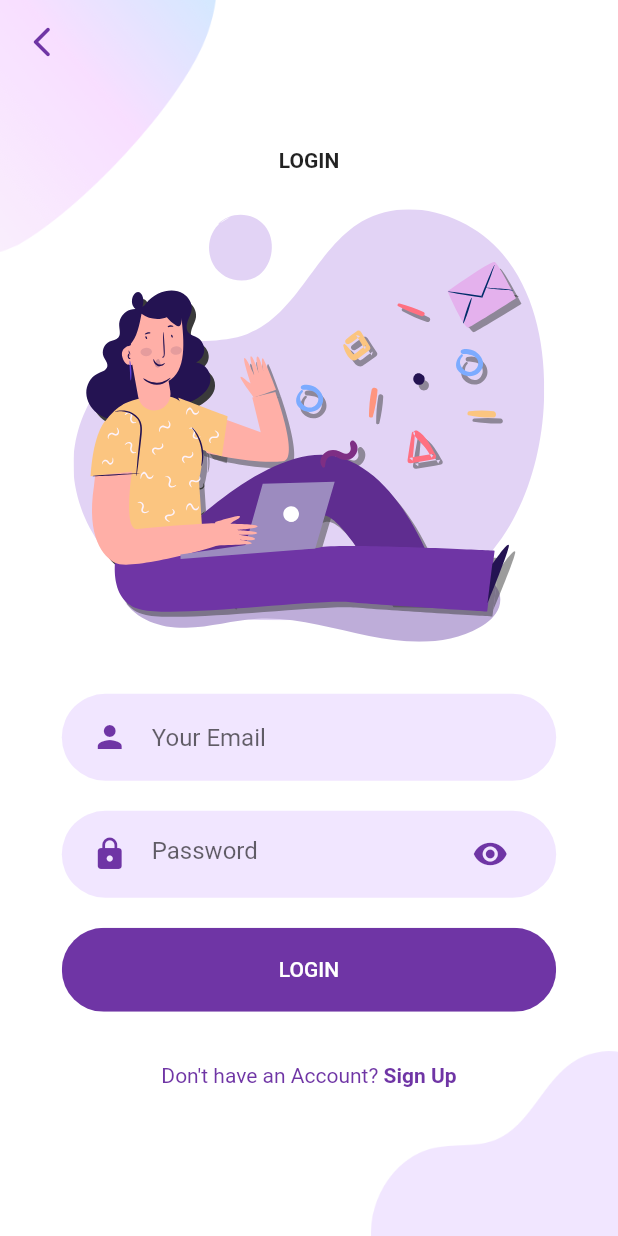
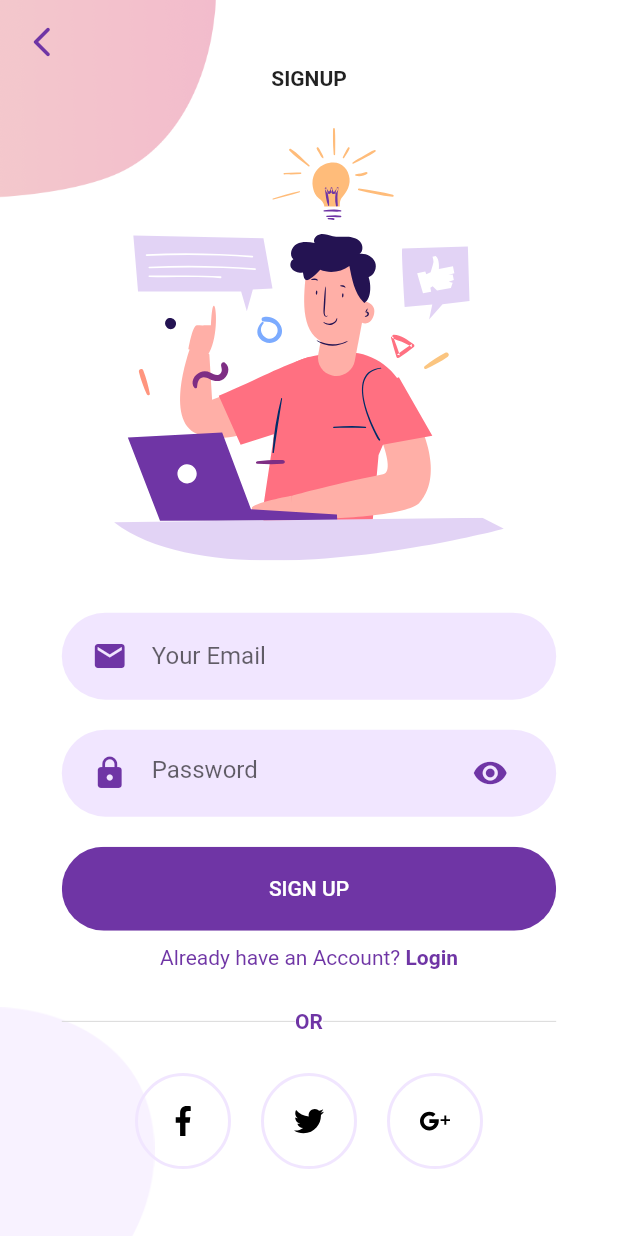
Before and after one commit to pavittarsingh315/Flutter-UIs, a Flutter app: the LoginScreen screen opened directly, after a tap on "Sign Up", on a phone screen of 412 x 824 dp. Run offline on Flutter 3.47's test engine with Material 2 defaults, Android fonts, the phone set to English and light mode, and no system bars; our stand-ins replace flutter_svg.

Commit message:
Fifth Commit

```diff
--- a/my_app/lib/Screens/Login/components/body.dart
+++ b/my_app/lib/Screens/Login/components/body.dart
@@ -4,6 +4,7 @@ import 'package:my_app/Screens/Login/components/already_have_an_account_check.da
 import 'package:my_app/Screens/Login/components/background.dart';
 import 'package:my_app/Screens/Login/components/rounded_input_field.dart';
 import 'package:my_app/Screens/Login/components/rounded_password_field.dart';
+import 'package:my_app/Screens/SignUp/signup_screen.dart';
 import 'package:my_app/components/rounded_button.dart';
 
 class Body extends StatelessWidget {
@@ -44,7 +45,12 @@ class Body extends StatelessWidget {
             SizedBox(height: size.height * 0.03),
             AlreadyHaveAnAccountCheck(
               press: () {
-                print('Navigate to sign up page');
+                Navigator.pushReplacement(
+                  context,
+                  MaterialPageRoute(
+                    builder: (context) => SignUpScreen(),
+                  ),
+                );
               },
             )
           ],
--- /dev/null
+++ b/my_app/lib/Screens/SignUp/components/OrDivider.dart
@@ -0,0 +1,39 @@
+import 'package:flutter/material.dart';
+import 'package:my_app/constants.dart';
+
+class OrDivider extends StatelessWidget {
+  @override
+  Widget build(BuildContext context) {
+    var size = MediaQuery.of(context).size;
+    return Container(
+      margin: EdgeInsets.symmetric(vertical: 10.0),
+      width: size.width * 0.8,
+      child: Row(
+        children: [
+          Expanded(
+            child: Divider(
+              color: Color(0xFFD9D9D9),
+              height: 1.5,
+            ),
+          ),
+          Padding(
+            padding: EdgeInsets.symmetric(vertical: size.height * 0.02),
+            child: Text(
+              "OR",
+              style: TextStyle(
+                color: kPrimaryColor,
+                fontWeight: FontWeight.w600,
+              ),
+            ),
+          ),
+          Expanded(
+            child: Divider(
+              color: Color(0xFFD9D9D9),
+              height: 1.5,
+            ),
+          ),
+        ],
+      ),
+    );
+  }
+}
--- /dev/null
+++ b/my_app/lib/Screens/SignUp/components/SocialIcon.dart
@@ -0,0 +1,33 @@
+import 'package:flutter/material.dart';
+import 'package:flutter_svg/svg.dart';
+import 'package:my_app/constants.dart';
+
+class SocialIcon extends StatelessWidget {
+  final String iconSrc;
+  final VoidCallback onPress;
+  const SocialIcon({
+    Key? key,
+    required this.iconSrc,
+    required this.onPress,
+  }) : super(key: key);
+
+  @override
+  Widget build(BuildContext context) {
+    return GestureDetector(
+      onTap: onPress,
+      child: Container(
+        margin: EdgeInsets.symmetric(horizontal: 10),
+        padding: EdgeInsets.all(20),
+        decoration: BoxDecoration(
+          border: Border.all(width: 2, color: kPrimaryLightColor),
+          shape: BoxShape.circle,
+        ),
+        child: SvgPicture.asset(
+          iconSrc,
+          height: 20,
+          width: 20,
+        ),
+      ),
+    );
+  }
+}
--- /dev/null
+++ b/my_app/lib/Screens/SignUp/components/background.dart
@@ -0,0 +1,37 @@
+import 'package:flutter/material.dart';
+
+class Background extends StatelessWidget {
+  final Widget child;
+  const Background({Key? key, required this.child}) : super(key: key);
+
+  @override
+  Widget build(BuildContext context) {
+    var size = MediaQuery.of(context).size;
+    return Container(
+      height: size.height,
+      width: double.infinity,
+      child: Stack(
+        alignment: Alignment.center,
+        children: [
+          Positioned(
+            top: 0,
+            left: 0,
+            child: Image.asset(
+              "assets/images/signup_top.png",
+              width: size.width * 0.35,
+            ),
+          ),
+          Positioned(
+            bottom: 0,
+            left: 0,
+            child: Image.asset(
+              "assets/images/main_bottom.png",
+              width: size.width * 0.25,
+            ),
+          ),
+          this.child,
+        ],
+      ),
+    );
+  }
+}
--- /dev/null
+++ b/my_app/lib/Screens/SignUp/components/body.dart
@@ -0,0 +1,87 @@
+import 'package:flutter/material.dart';
+import 'package:flutter_svg/svg.dart';
+import 'package:my_app/Screens/Login/components/already_have_an_account_check.dart';
+import 'package:my_app/Screens/Login/components/rounded_input_field.dart';
+import 'package:my_app/Screens/Login/components/rounded_password_field.dart';
+import 'package:my_app/Screens/Login/login_screen.dart';
+import 'package:my_app/Screens/SignUp/components/OrDivider.dart';
+import 'package:my_app/Screens/SignUp/components/SocialIcon.dart';
+import 'package:my_app/Screens/SignUp/components/background.dart';
+import 'package:my_app/components/rounded_button.dart';
+
+class Body extends StatelessWidget {
+  @override
+  Widget build(BuildContext context) {
+    var size = MediaQuery.of(context).size;
+    return Background(
+      child: SingleChildScrollView(
+        child: Column(
+          mainAxisAlignment: MainAxisAlignment.center,
+          children: [
+            Text(
+              "SIGNUP",
+              style: TextStyle(fontWeight: FontWeight.bold),
+            ),
+            SizedBox(
+              height: size.height * 0.03,
+            ),
+            SvgPicture.asset(
+              "assets/icons/signup.svg",
+              height: size.height * 0.35,
+            ),
+            SizedBox(
+              height: size.height * 0.03,
+            ),
+            RoundedInputField(
+              hintText: "Your Email",
+              icon: Icons.mail,
+              onChanged: (value) {},
+            ),
+            RoundedPasswordField(
+              onChanged: (value) {},
+            ),
+            RoundedButton(
+              text: "SIGN UP",
+              press: () {},
+            ),
+            AlreadyHaveAnAccountCheck(
+              press: () {
+                Navigator.pushReplacement(
+                  context,
+                  MaterialPageRoute(
+                    builder: (context) => LoginScreen(),
+                  ),
+                );
+              },
+              login: false,
+            ),
+            OrDivider(),
+            Row(
+              mainAxisAlignment: MainAxisAlignment.center,
+              children: [
+                SocialIcon(
+                  iconSrc: "assets/icons/facebook.svg",
+                  onPress: () {
+                    print("Clicked on Facebook");
+                  },
+                ),
+                SocialIcon(
+                  iconSrc: "assets/icons/twitter.svg",
+                  onPress: () {
+                    print("Clicked on Twitter");
+                  },
+                ),
+                SocialIcon(
+                  iconSrc: "assets/icons/google-plus.svg",
+                  onPress: () {
+                    print("Clicked on Google+");
+                  },
+                ),
+              ],
+            ),
+          ],
+        ),
+      ),
+    );
+  }
+}
--- /dev/null
+++ b/my_app/lib/Screens/SignUp/signup_screen.dart
@@ -0,0 +1,14 @@
+import 'package:flutter/material.dart';
+import 'package:my_app/Screens/SignUp/components/body.dart';
+import 'package:my_app/components/custom_appbar.dart';
+
+class SignUpScreen extends StatelessWidget {
+  @override
+  Widget build(BuildContext context) {
+    return Scaffold(
+      body: CustomAppBar(
+        child: Body(),
+      ),
+    );
+  }
+}
--- a/my_app/lib/Screens/Welcome/components/body.dart
+++ b/my_app/lib/Screens/Welcome/components/body.dart
@@ -2,6 +2,7 @@ import 'package:flutter/material.dart';
 import 'package:flutter_svg/svg.dart';
 import 'package:my_app/Screens/Login/login_screen.dart';
 import 'package:my_app/Screens/MusicPlayer/musicPlayer.dart';
+import 'package:my_app/Screens/SignUp/signup_screen.dart';
 import 'package:my_app/Screens/Welcome/components/background.dart';
 import 'package:my_app/components/rounded_button.dart';
 import 'package:my_app/constants.dart';
@@ -43,6 +44,18 @@ class Body extends StatelessWidget {
               },
             ),
             RoundedButton(
+              text: "REGISTER",
+              press: () {
+                Navigator.push(
+                  context,
+                  MaterialPageRoute(
+                    builder: (context) => SignUpScreen(),
+                  ),
+                );
+              },
+              color: kPrimaryLightColor,
+            ),
+            RoundedButton(
               text: "MUSIC PLAYER",
               press: () {
                 Navigator.push(
```
Also changed, not shown: 1 other file.
